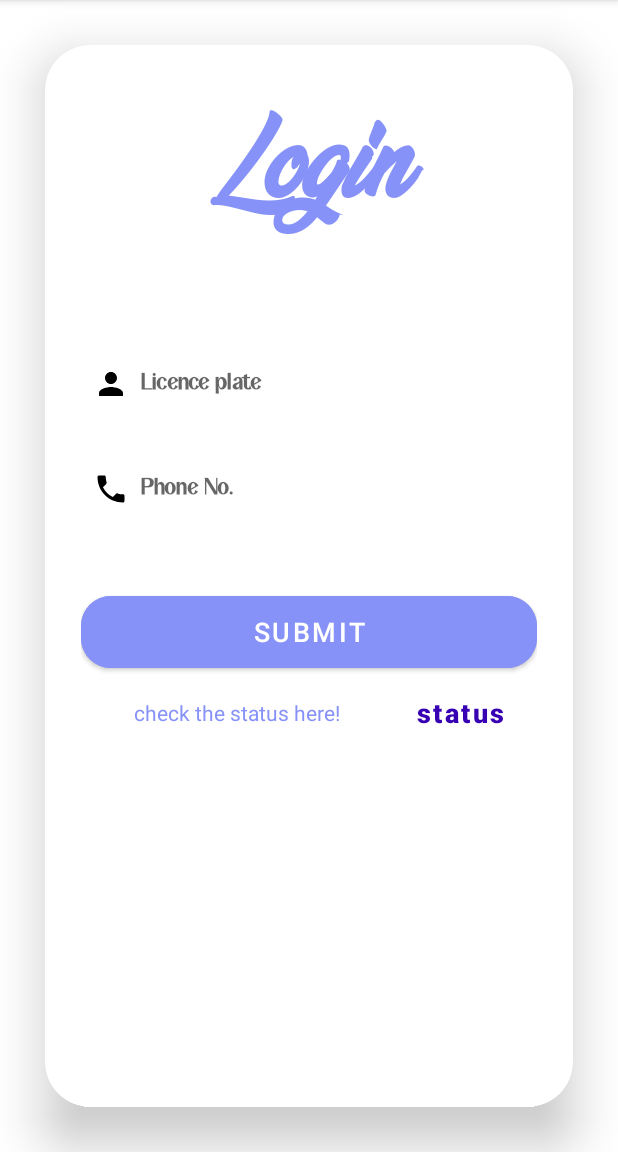
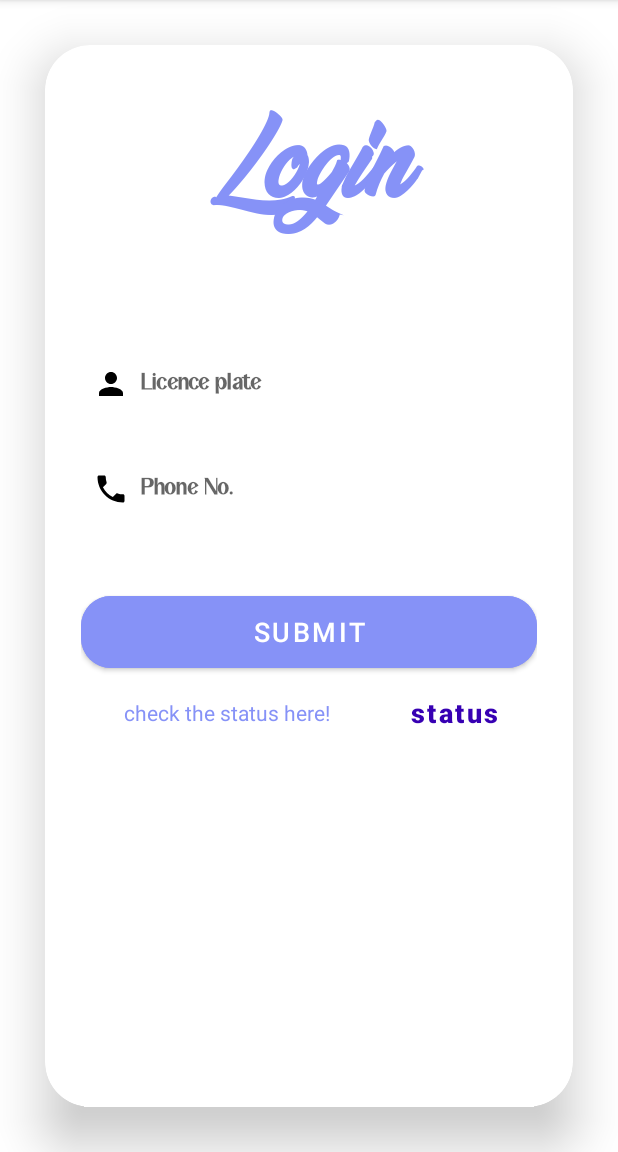
Before and after one commit to cameramonit/SmartParkingApp2, an Android app: the screen it shows after launch (MainActivity), on a phone screen of 412 x 824 dp, the part 84-1236 px from its top. Run offline under Robolectric (Android 15) with nearby library versions, the phone set to English and light mode, and no system bars; our stand-ins replace Firebase (no records; nobody signed in at launch, a user with empty details on screens opened directly).

Commit message:
status fix

```diff
--- a/app/src/main/res/layout/activity_main.xml
+++ b/app/src/main/res/layout/activity_main.xml
@@ -101,7 +101,7 @@
                     android:layout_marginLeft="0dp"
                     android:layout_marginRight="0dp"
                     android:layout_weight="50"
-                    android:paddingLeft="35dp"
+                    android:gravity="center"
                     android:text="check the status here!"
                     android:textColor="@color/purple"
                     android:autoSizeTextType="uniform"
@@ -117,7 +117,7 @@
                     android:layout_weight="0"
                     android:layout_marginRight="0dp"
                     android:layout_marginLeft="0dp"
-                    android:paddingRight="0dp"
+                    android:gravity="center"
                     android:text="status"
                     android:textAllCaps="false"
                     android:textColor="@color/purple_700"
```
